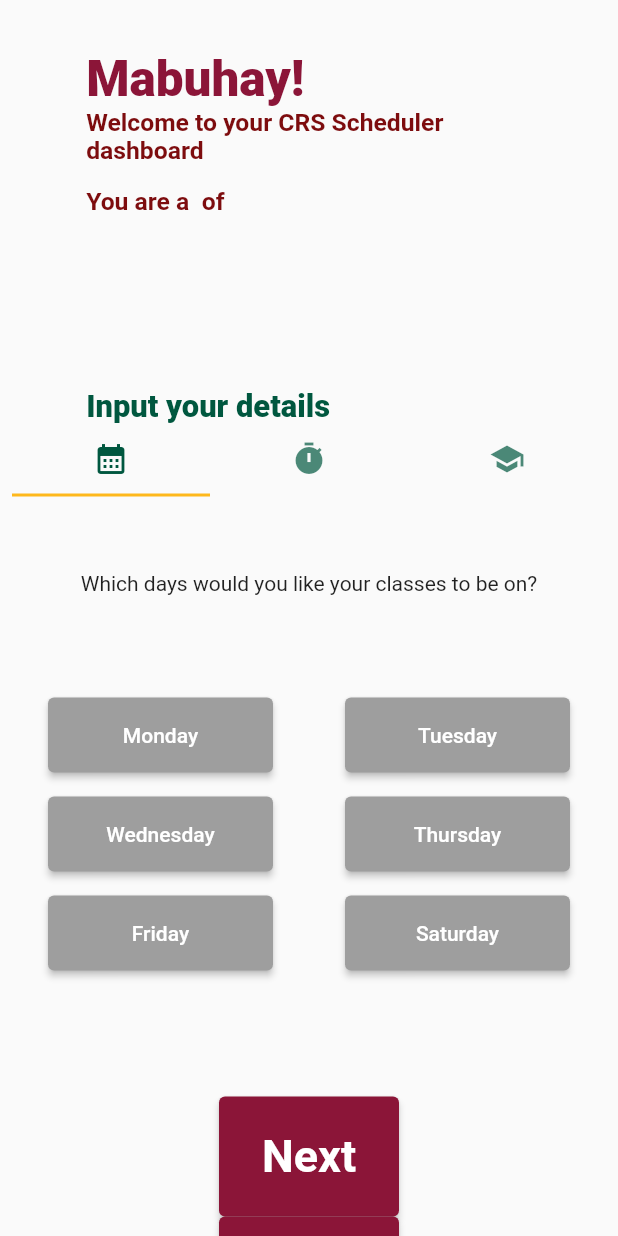
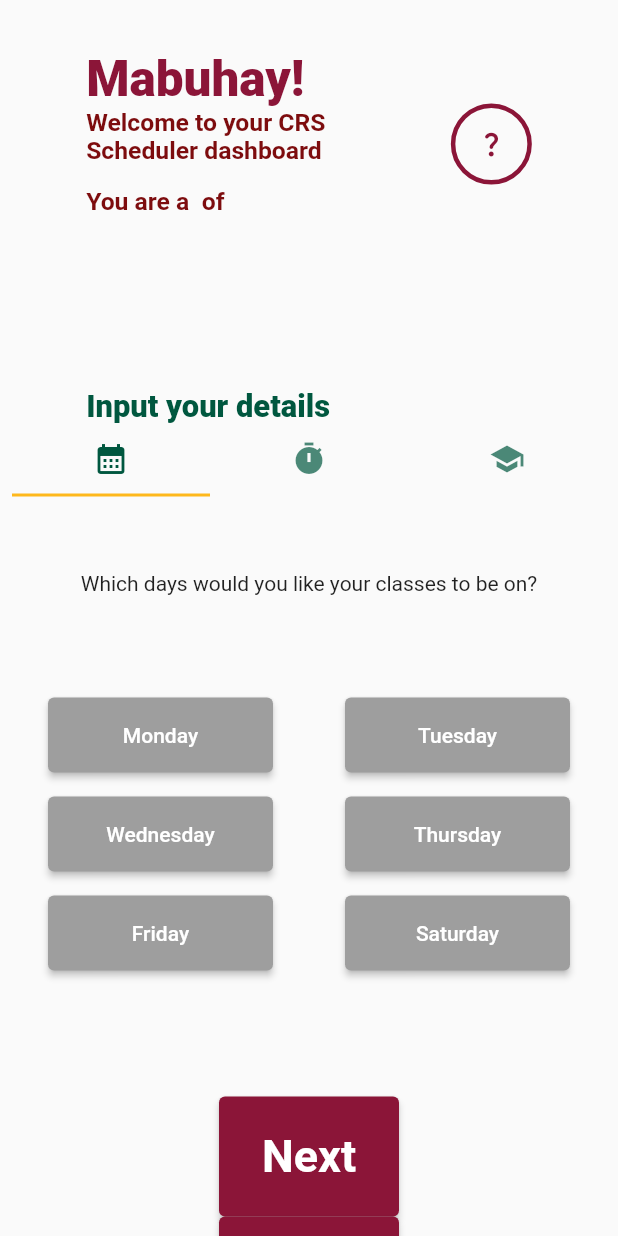
Before and after one commit to CRS-Scheduler/CRS-Scheduler, a Flutter app: the Dashboard screen opened directly with empty values, on a phone screen of 412 x 824 dp. Run offline on Flutter 3.47's test engine with Material 2 defaults, Android fonts, the phone set to English and light mode, and no system bars; drawn by our look-alikes of showcaseview; our stand-ins replace csv, file_picker; missing offline and left inert: dart:html, dart:js.

Commit message:
initial implementation of showcase  on dash

```diff
--- a/lib/screens/initdetails.dart
+++ b/lib/screens/initdetails.dart
@@ -680,7 +680,7 @@ class _DetailDashState extends State<DetailDash> {
                                 Navigator.push(
                                     context,
                                     MaterialPageRoute(
-                                        builder: (context) => Dashboard(
+                                        builder: (context) => PrimeShowcaser(
                                             courseCode: _currentSelectedCourse,
                                             yearLevel: _myStanding,
                                             courseData: _courseData)));
--- a/lib/screens/prime_dash.dart
+++ b/lib/screens/prime_dash.dart
@@ -14,6 +14,43 @@ import 'package:flutter/foundation.dart';
 import '../sizeconfig.dart';
 import 'dart:async';
 import 'dart:io';
+import 'package:showcaseview/showcaseview.dart';
+
+
+
+class PrimeShowcaser extends StatelessWidget {
+  final String courseCode;
+  final String yearLevel;
+  final List<String> courseData;
+  const PrimeShowcaser({Key? key,required this.courseCode, required this.yearLevel,required this.courseData}) : super(key: key);
+
+  @override
+  Widget build(BuildContext context) {
+    return Scaffold(body: ShowCaseWidget(
+      onStart: (index, key) {
+
+        if (kDebugMode) {
+          print('onStart: $index, $key');
+        }
+      },
+      onComplete: (index, key) {
+        if (kDebugMode) {
+          print('onComplete: $index, $key');
+        }
+
+
+
+      },
+      enableAutoScroll: true,
+      blurValue: 1,
+      builder: Builder(builder: (context) =>  Dashboard(courseCode: courseCode,
+          yearLevel: this.yearLevel,
+          courseData: courseData)),
+      autoPlayDelay: const Duration(seconds: 3),
+    ),);
+  }
+}
+
 class Dashboard extends StatefulWidget {
   final String courseCode;
   final String yearLevel;
@@ -40,7 +77,19 @@ class _DashboardState extends State<Dashboard> with TickerProviderStateMixin {
   double deviceWidth(BuildContext context) => MediaQuery.of(context).size.width;
 
   int _indexer = 0;
-
+  GlobalKey _day = GlobalKey();
+  GlobalKey _time = GlobalKey();
+  GlobalKey _prof = GlobalKey();
+  GlobalKey _click1 = GlobalKey();
+  GlobalKey _click2 = GlobalKey();
+  void _incrementCounter() {
+    setState(() {
+      if(_indexer==2){
+        _indexer==0;
+      }else{
+      _indexer++;}
+    });
+  }
   @override
   Widget build(BuildContext context) {
     return Scaffold(
@@ -99,7 +148,16 @@ class _DashboardState extends State<Dashboard> with TickerProviderStateMixin {
                                 ),
                               ],
                             ),
-                          ),
+                          ), Padding(
+                            padding: const EdgeInsets.only(left:20.0),
+                            child: Container(decoration: BoxDecoration(
+                              border: Border.all(width: 3, color: const Color(0xff8B1538)),
+                              shape: BoxShape.circle,
+                            ),child:   IconButton(iconSize:20,splashRadius:1,onPressed: (){ShowCaseWidget.of(context).startShowCase([_day,_time,_prof]);
+                            if (kDebugMode) {
+                              print("lets play");
+                            }}, icon: const Icon(Icons.question_mark_rounded),color:  const Color(0xff8B1538)),),
+                          )
                         ],
                       ),
                     ),
@@ -143,7 +201,7 @@ class _DashboardState extends State<Dashboard> with TickerProviderStateMixin {
                                   },
                                   indicatorColor: const Color(0xffFEB81C),
                                   labelColor: const Color(0xff00573F),
-                                  tabs: const [
+                                  tabs:   [
                                     Tab(icon: Icon(Icons.calendar_month)),
                                     Tab(icon: Icon(Icons.timer)),
                                     Tab(icon: Icon(Icons.school)),
@@ -151,17 +209,24 @@ class _DashboardState extends State<Dashboard> with TickerProviderStateMixin {
                                 ),
                                 Container(
                                     child: (_indexer == 0)
-                                        ? DayChooser(
+                                        ? Showcase(key:_day,onBarrierClick: _incrementCounter,
+                                      description: "This tab allows you to enter the days you\nprefer to have your subjects in",
+                                          child: DayChooser(
                                       dayvector: daychecklist,
                                       timevector: timelist,
-                                    )
+                                    ),
+                                        )
                                         : (_indexer == 1)
-                                        ? TypeTimeEntry(
+                                        ? Showcase(key:_time,onBarrierClick: _incrementCounter,description: "This tab allows you to enter the times you\nprefer to have your subjects in",
+                                          child: TypeTimeEntry(
                                       validDays: daychecklist,
                                       timeList: timelist,
-                                    )
-                                        : SubProfChooser(
-                                      preflist: subproflist, ))
+                                    ),
+                                        )
+                                        : Showcase(key:_prof,onBarrierClick: _incrementCounter,description: "This tab allows you to enter your preferred classes and \noptionally, your preferred professors for those classes",
+                                          child: SubProfChooser(
+                                      preflist: subproflist, ),
+                                        ))
 
 
 
```
